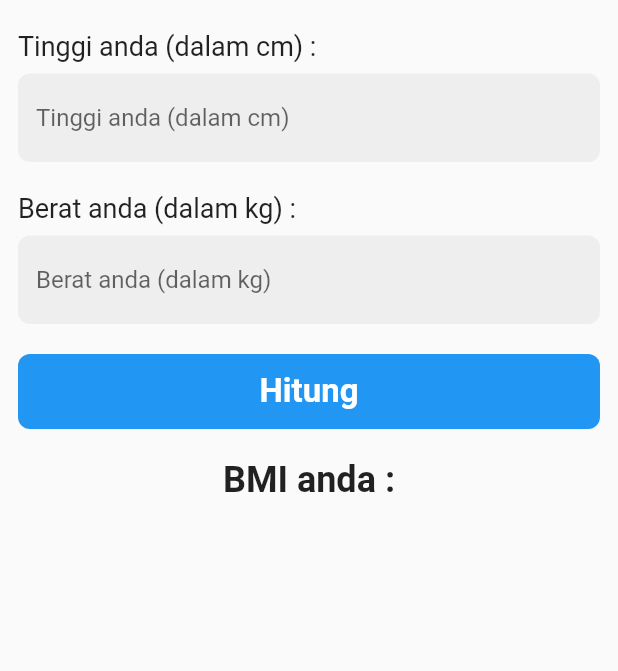
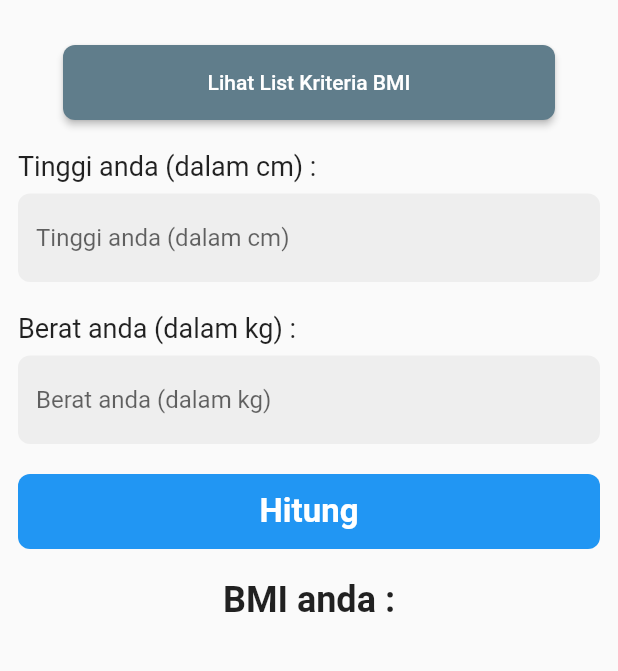
Before and after one commit to wahiduna/kalkulator_bmi, a Flutter app: the screen it shows after launch, on a phone screen of 412 x 824 dp, the part 252-923 px from its top. Run offline on Flutter 3.47's test engine with Material 2 defaults, Android fonts, the phone set to English and light mode, and no system bars.

Commit message:
add list view and fetch api

```diff
--- a/lib/main.dart
+++ b/lib/main.dart
@@ -1,5 +1,6 @@
 import 'package:flutter/material.dart';
 import 'package:flutter/services.dart';
+import 'package:wahid_romdhoni/criteria_list_view.dart';
 
 void main() {
   runApp(MyApp());
@@ -68,6 +69,29 @@ class _BmiCalculatorState extends State<BmiCalculator> {
                     ],
                   ),
                   SizedBox(height: 20.0),
+                  // Tambahkan Button Kriteria
+                  SizedBox(height: 10.0),
+                  Container(
+                    width: double.infinity,
+                    height: 50.0,
+                    margin: EdgeInsets.only(
+                        left: 30.0, top: 0, right: 30.0, bottom: 20.0),
+                    child: ElevatedButton(
+                      child: Text('Lihat List Kriteria BMI'),
+                      onPressed: () {
+                        Navigator.push(
+                          context,
+                          MaterialPageRoute(
+                              builder: (context) => CriteriaListView()),
+                        );
+                      },
+                      style: TextButton.styleFrom(
+                          backgroundColor: Colors.blueGrey,
+                          shape: RoundedRectangleBorder(
+                              borderRadius: BorderRadius.circular(8.0))),
+                      // Event klik button untuk menghitung BMI
+                    ),
+                  ),
                   Text(
                     "Tinggi anda (dalam cm) : ",
                     style: TextStyle(
@@ -187,9 +211,7 @@ class _BmiCalculatorState extends State<BmiCalculator> {
     // Buat kondisi untuk menentukan hasil akhir
     if (finalResult < 15) {
       finalConclusion = 'anda sangat kurus';
-    } else if (finalResult < 15.9) {
-      finalConclusion = 'anda sangat berat';
-    } else if (finalResult < 18.4) {
+    } else if (finalResult < 19.9) {
       finalConclusion = 'berat badan anda kurang';
     } else if (finalResult < 24.9) {
       finalConclusion = 'berat badan anda normal';
```
Also changed, not shown: lib/criteria-list.dart (added, +54 -0 lines), lib/criteria_list_view.dart (added, +44 -0 lines), pubspec.yaml (+7 -0 lines), assets/launcher.png (added), pubspec.lock, 23 other files.
